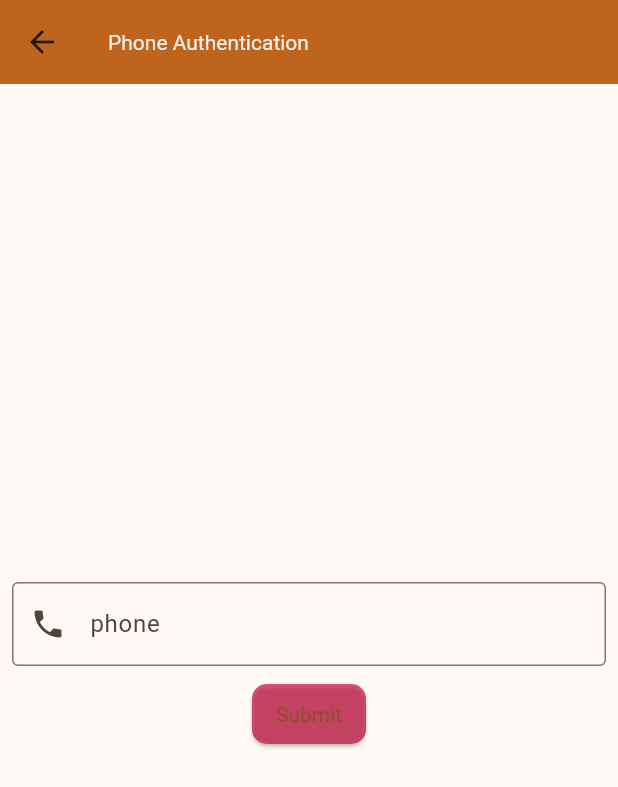
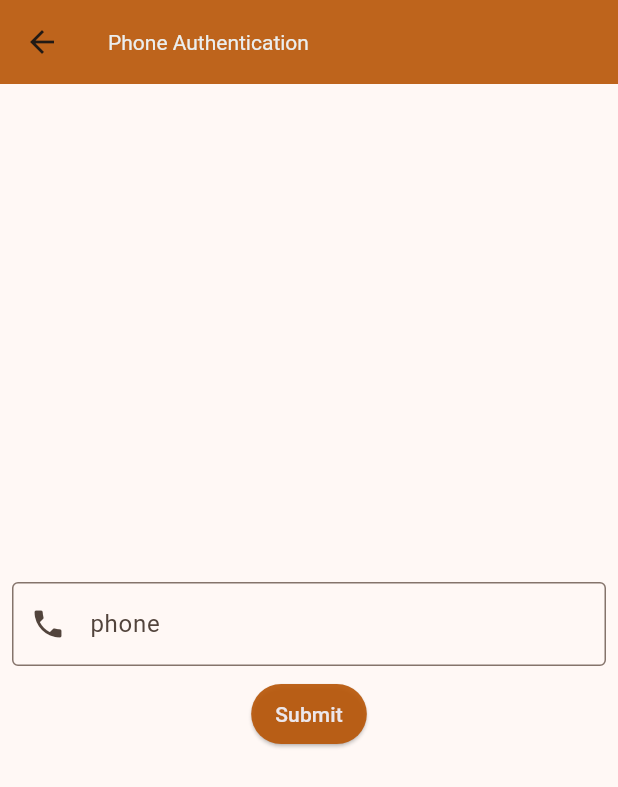
Before and after one commit to vishwanath-91/firebase_authentication, a Flutter app: the screen it shows after launch, after a tap on "Phone Authentication", on a phone screen of 412 x 824 dp. Shown: the top 787 px of the screen. Run offline on Flutter 3.47's test engine with Material 3 defaults, Android fonts, the phone set to English and light mode, and no system bars; our stand-ins replace cloud_firestore, firebase_auth, firebase_core; accounts and stored records are empty.

Commit message:
UI and firebase connected with out project

```diff
--- /dev/null
+++ b/firebase_phone_authentication/database.rules.json
@@ -0,0 +1,7 @@
+{
+  /* Visit https://firebase.google.com/docs/database/security to learn more about security rules. */
+  "rules": {
+    ".read": false,
+    ".write": false
+  }
+}
--- a/firebase_phone_authentication/lib/Utils/custom_colors.dart
+++ b/firebase_phone_authentication/lib/Utils/custom_colors.dart
@@ -2,7 +2,7 @@ import 'dart:ui';
 
 class CustomColors {
   static const primaryColor = Color.fromARGB(235, 184, 87, 9);
-  static const secondaryColor = Color.fromARGB(182, 200, 20, 65);
+  static const secondaryColor = Color.fromARGB(235, 184, 87, 9);
   static const buttonTextColor = Color.fromARGB(255, 236, 231, 236);
   static const appBarTextColor = Color.fromARGB(255, 235, 238, 238);
 }
--- a/firebase_phone_authentication/lib/Widgets/custom_elevated_button.dart
+++ b/firebase_phone_authentication/lib/Widgets/custom_elevated_button.dart
@@ -12,7 +12,7 @@ class CustomElevatedButton extends StatelessWidget {
     super.key,
     required this.onPressed,
     required this.child,
-    this.borderRadius = 8.0,
+    this.borderRadius = 26.0,
     this.padding = const EdgeInsets.symmetric(horizontal: 16.0, vertical: 8.0),
     this.color,
   });
@@ -21,13 +21,17 @@ class CustomElevatedButton extends StatelessWidget {
   Widget build(BuildContext context) {
     return ElevatedButton(
       onPressed: onPressed,
-      style: ElevatedButton.styleFrom(
-        backgroundColor: CustomColors.secondaryColor,
-        shape: const RoundedRectangleBorder(
-          borderRadius: BorderRadius.all(Radius.circular(10)),
+      style: ButtonStyle(
+        backgroundColor:
+            MaterialStateProperty.all<Color>(CustomColors.secondaryColor),
+        shape: MaterialStateProperty.all<OutlinedBorder>(
+          RoundedRectangleBorder(
+            borderRadius: BorderRadius.circular(borderRadius),
+          ),
         ),
-        textStyle: const TextStyle(color: CustomColors.buttonTextColor),
-        padding: padding,
+        padding: MaterialStateProperty.all<EdgeInsetsGeometry>(padding),
+        foregroundColor:
+            MaterialStateProperty.all<Color>(CustomColors.buttonTextColor),
       ),
       child: child,
     );
--- a/firebase_phone_authentication/lib/main.dart
+++ b/firebase_phone_authentication/lib/main.dart
@@ -1,3 +1,4 @@
+import 'package:firebase_core/firebase_core.dart';
 import 'package:firebase_phone_authentication/Screen/auth_screen.dart';
 import 'package:firebase_phone_authentication/Screen/phone_auth_screen.dart';
 import 'package:firebase_phone_authentication/Utils/keys.dart';
@@ -6,7 +7,13 @@ import 'package:firebase_phone_authentication/utils/custom_colors.dart';
 import 'package:flutter/material.dart';
 import 'package:provider/provider.dart';
 
-void main() {
+import 'firebase_options.dart';
+
+Future<void> main() async {
+  WidgetsFlutterBinding.ensureInitialized();
+  await Firebase.initializeApp(
+    options: DefaultFirebaseOptions.currentPlatform,
+  );
   runApp(const MyApp());
 }
 
```
Also changed, not shown: firebase_phone_authentication/firebase.json (added), firebase_phone_authentication/lib/firebase_options.dart (added), 3 other files.
